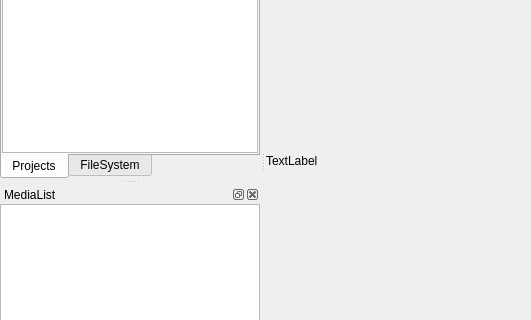
This is UI/main/mainwindow.ui in wwwwwalter/QtManageProject as Qt 5 draws it before an edit; both pictures show x 0 to 531 and y 152 to 472 of the 1029 by 681 pixel window. The edited form follows.
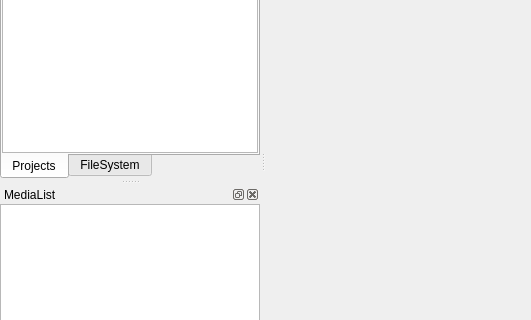
This is the edited form. Custom widgets are drawn as their Qt base class.

```diff
--- a/UI/main/mainwindow.ui
+++ b/UI/main/mainwindow.ui
@@ -38,29 +38,7 @@
       <property name="currentIndex">
        <number>0</number>
       </property>
-      <widget class="QWidget" name="welcomePage">
-       <layout class="QVBoxLayout" name="verticalLayout_9">
-        <property name="leftMargin">
-         <number>0</number>
-        </property>
-        <property name="topMargin">
-         <number>0</number>
-        </property>
-        <property name="rightMargin">
-         <number>0</number>
-        </property>
-        <property name="bottomMargin">
-         <number>0</number>
-        </property>
-        <item>
-         <widget class="QLabel" name="label">
-          <property name="text">
-           <string>TextLabel</string>
-          </property>
-         </widget>
-        </item>
-       </layout>
-      </widget>
+      <widget class="WelcomeWidget" name="welcomePage"/>
       <widget class="SpaceTabWidget" name="spaceTabPage">
        <layout class="QVBoxLayout" name="verticalLayout_10">
         <property name="leftMargin">
@@ -381,6 +359,12 @@
    <header>UI/spacetab/spacetabwidget.h</header>
    <container>1</container>
   </customwidget>
+  <customwidget>
+   <class>WelcomeWidget</class>
+   <extends>QWidget</extends>
+   <header>UI/welcome/welcomewidget.h</header>
+   <container>1</container>
+  </customwidget>
  </customwidgets>
  <resources/>
  <connections/>
```
